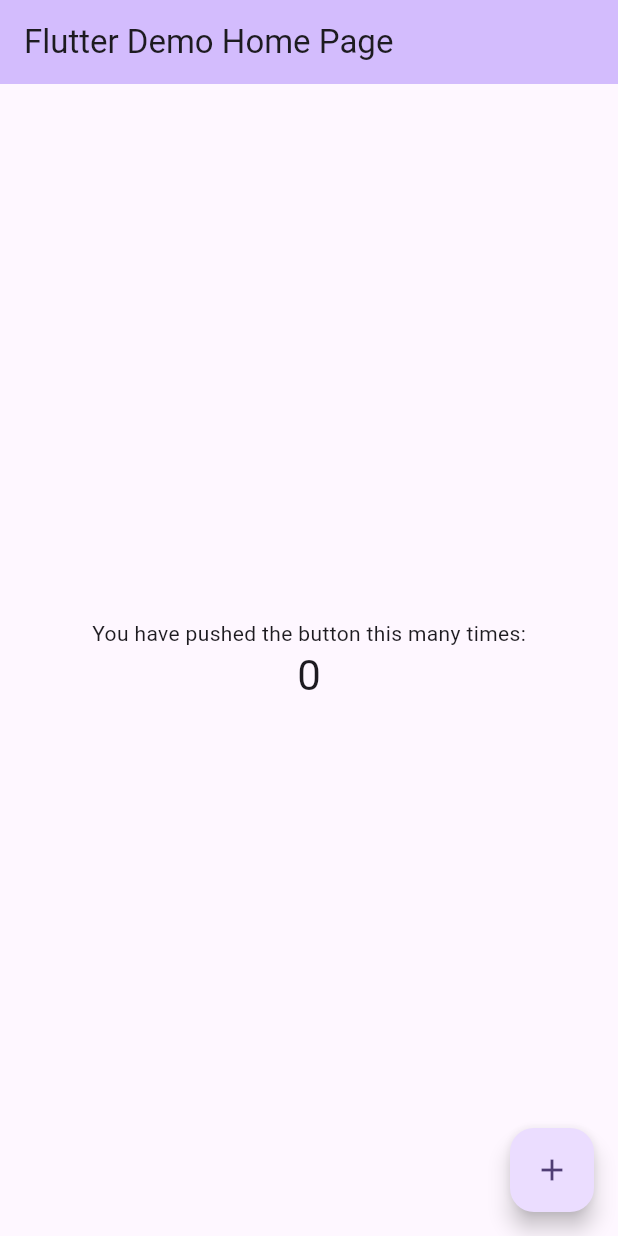
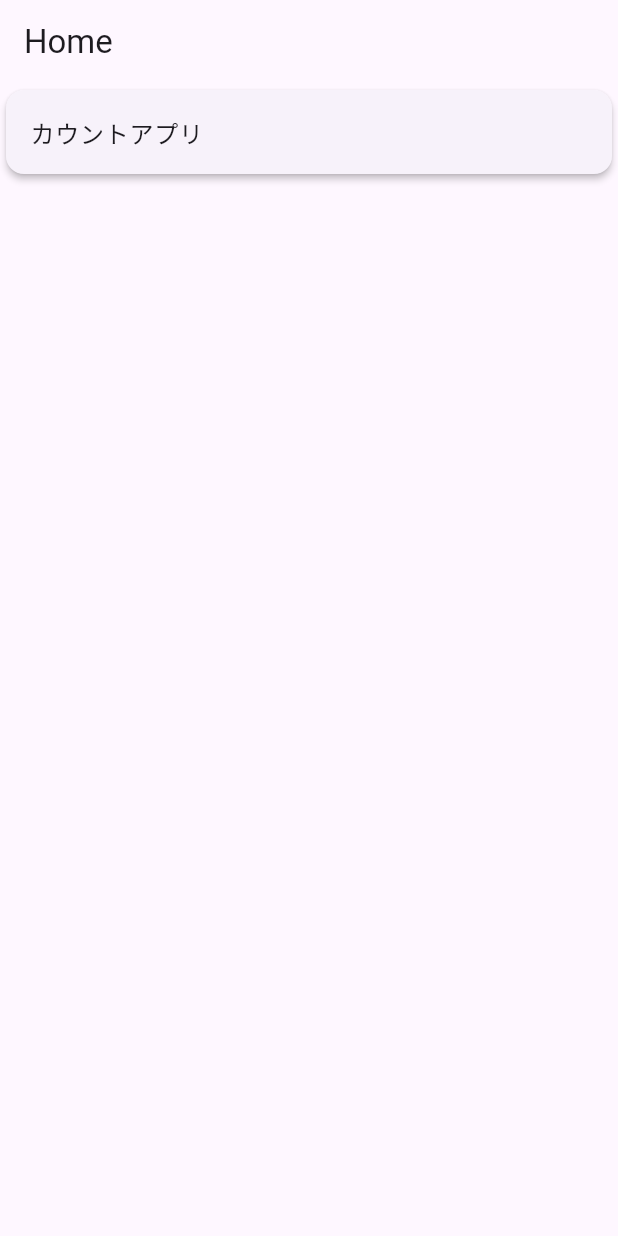
Before and after one commit to sakata-yu/flutter_catalog_app, a Flutter app: the screen it shows after launch, on a phone screen of 412 x 824 dp. Run offline on Flutter 3.47's test engine with Material 3 defaults, Android fonts, the phone set to English and light mode, and no system bars; our stand-ins replace auto_route; generated files the repository leaves out were written again.

Commit message:
setup auto route

```diff
--- /dev/null
+++ b/lib/core/config/catalog_items.dart
@@ -0,0 +1,13 @@
+import 'package:auto_route/auto_route.dart';
+import 'package:catarog_app_flutter/core/router/app_router.dart';
+
+class CatalogItem {
+  final String title;
+  final PageRouteInfo route;
+
+  const CatalogItem({required this.title, required this.route});
+}
+
+final List<CatalogItem> catalogItems = [
+  CatalogItem(title: "カウントアプリ", route: const CountRoute()),
+];
--- /dev/null
+++ b/lib/features/home/home_page.dart
@@ -0,0 +1,29 @@
+import 'package:auto_route/auto_route.dart';
+import 'package:catarog_app_flutter/core/config/catalog_items.dart';
+import 'package:flutter/material.dart';
+
+@RoutePage()
+class HomePage extends StatelessWidget {
+  const HomePage({super.key});
+
+  @override
+  Widget build(BuildContext context) {
+    return Scaffold(
+      appBar: AppBar(title: const Text('Home')),
+      body: ListView.separated(
+        itemBuilder: (content, index) {
+          final item = catalogItems[index];
+          return Card(
+            elevation: 2,
+            child: ListTile(
+              title: Text(item.title),
+              onTap: () => context.router.push(item.route),
+            ),
+          );
+        },
+        separatorBuilder: (_, __) => const SizedBox(height: 5),
+        itemCount: catalogItems.length,
+      ),
+    );
+  }
+}
--- a/lib/main.dart
+++ b/lib/main.dart
@@ -1,7 +1,13 @@
 import 'package:flutter/material.dart';
 
+import 'core/router/app_router.dart';
+
+final appRouter = AppRouter();
+
 void main() {
-  runApp(const MyApp());
+  runApp(
+    const MyApp(),
+  );
 }
 
 class MyApp extends StatelessWidget {
@@ -10,113 +16,6 @@ class MyApp extends StatelessWidget {
   // This widget is the root of your application.
   @override
   Widget build(BuildContext context) {
-    return MaterialApp(
-      title: 'Flutter Demo',
-      theme: ThemeData(
-        // This is the theme of your application.
-        //
-        // TRY THIS: Try running your application with "flutter run". You'll see
-        // the application has a purple toolbar. Then, without quitting the app,
-        // try changing the seedColor in the colorScheme below to Colors.green
-        // and then invoke "hot reload" (save your changes or press the "hot
-        // reload" button in a Flutter-supported IDE, or press "r" if you used
-        // the command line to start the app).
-        //
-        // Notice that the counter didn't reset back to zero; the application
-        // state is not lost during the reload. To reset the state, use hot
-        // restart instead.
-        //
-        // This works for code too, not just values: Most code changes can be
-        // tested with just a hot reload.
-        colorScheme: ColorScheme.fromSeed(seedColor: Colors.deepPurple),
-      ),
-      home: const MyHomePage(title: 'Flutter Demo Home Page'),
-    );
+    return MaterialApp.router(routerConfig: appRouter.config());
   }
 }
-
-class MyHomePage extends StatefulWidget {
-  const MyHomePage({super.key, required this.title});
-
-  // This widget is the home page of your application. It is stateful, meaning
-  // that it has a State object (defined below) that contains fields that affect
-  // how it looks.
-
-  // This class is the configuration for the state. It holds the values (in this
-  // case the title) provided by the parent (in this case the App widget) and
-  // used by the build method of the State. Fields in a Widget subclass are
-  // always marked "final".
-
-  final String title;
-
-  @override
-  State<MyHomePage> createState() => _MyHomePageState();
-}
-
-class _MyHomePageState extends State<MyHomePage> {
-  int _counter = 0;
-
-  void _incrementCounter() {
-    setState(() {
-      // This call to setState tells the Flutter framework that something has
-      // changed in this State, which causes it to rerun the build method below
-      // so that the display can reflect the updated values. If we changed
-      // _counter without calling setState(), then the build method would not be
-      // called again, and so nothing would appear to happen.
-      _counter++;
-    });
-  }
-
-  @override
-  Widget build(BuildContext context) {
-    // This method is rerun every time setState is called, for instance as done
-    // by the _incrementCounter method above.
-    //
-    // The Flutter framework has been optimized to make rerunning build methods
-    // fast, so that you can just rebuild anything that needs updating rather
-    // than having to individually change instances of widgets.
-    return Scaffold(
-      appBar: AppBar(
-        // TRY THIS: Try changing the color here to a specific color (to
-        // Colors.amber, perhaps?) and trigger a hot reload to see the AppBar
-        // change color while the other colors stay the same.
-        backgroundColor: Theme.of(context).colorScheme.inversePrimary,
-        // Here we take the value from the MyHomePage object that was created by
-        // the App.build method, and use it to set our appbar title.
-        title: Text(widget.title),
-      ),
-      body: Center(
-        // Center is a layout widget. It takes a single child and positions it
-        // in the middle of the parent.
-        child: Column(
-          // Column is also a layout widget. It takes a list of children and
-          // arranges them vertically. By default, it sizes itself to fit its
-          // children horizontally, and tries to be as tall as its parent.
-          //
-          // Column has various properties to control how it sizes itself and
-          // how it positions its children. Here we use mainAxisAlignment to
-          // center the children vertically; the main axis here is the vertical
-          // axis because Columns are vertical (the cross axis would be
-          // horizontal).
-          //
-          // TRY THIS: Invoke "debug painting" (choose the "Toggle Debug Paint"
-          // action in the IDE, or press "p" in the console), to see the
-          // wireframe for each widget.
-          mainAxisAlignment: MainAxisAlignment.center,
-          children: <Widget>[
-            const Text('You have pushed the button this many times:'),
-            Text(
-              '$_counter',
-              style: Theme.of(context).textTheme.headlineMedium,
-            ),
-          ],
-        ),
-      ),
-      floatingActionButton: FloatingActionButton(
-        onPressed: _incrementCounter,
-        tooltip: 'Increment',
-        child: const Icon(Icons.add),
-      ), // This trailing comma makes auto-formatting nicer for build methods.
-    );
-  }
-}
--- a/pubspec.yaml
+++ b/pubspec.yaml
@@ -19,7 +19,7 @@ publish_to: 'none' # Remove this line if you wish to publish to pub.dev
 version: 1.0.0+1
 
 environment:
-  sdk: ^3.8.1
+  sdk: ">=3.6.0 <4.0.0"
 
 # Dependencies specify other packages that your package needs in order to work.
 # To automatically upgrade your package dependencies to the latest versions
@@ -42,6 +42,7 @@ dependencies:
   intl: ^0.20.2
   envied: ^1.1.1
   json_annotation: ^4.9.0
+  auto_route: ^10.1.0+1
 
 dev_dependencies:
   flutter_test:
@@ -59,6 +60,7 @@ dev_dependencies:
   build_runner: ^2.5.4
   flutter_gen_runner: ^5.3.1
   envied_generator: ^1.1.1
+  auto_route_generator: ^10.2.3
 
 
 # For information on the generic Dart part of this file, see the
```
Also changed, not shown: lib/core/router/app_router.dart (added, +18 -0 lines), lib/features/count/count_page.dart (added, +20 -0 lines), lib/core/config/app_constants.dart (renamed from lib/core/config/AppConstants.dart), 2 other files.
